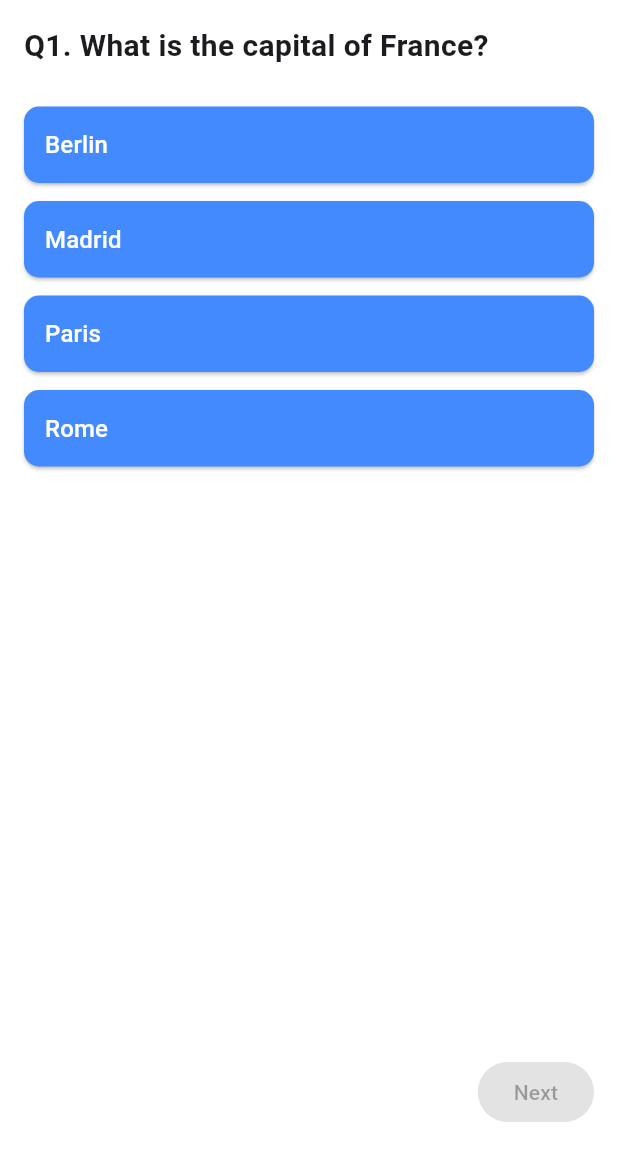
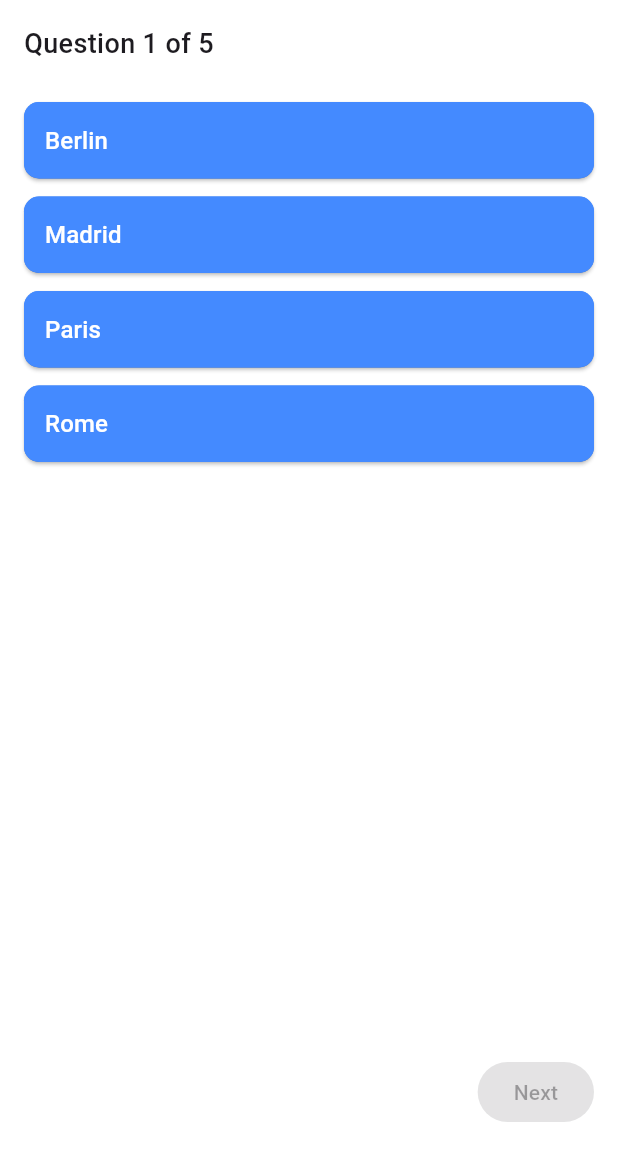
Before and after one commit to TarekLotfy30/assignment-module, a Flutter app: the AssignmentView screen opened by its route, on a phone screen of 412 x 824 dp, the part 84-1236 px from its top. Run offline on Flutter 3.47's test engine with Material 3 defaults, Android fonts, the phone set to English and light mode, and no system bars; our stand-ins replace get.

Commit message:
Refactors assignment flow to use GetX bindings

```diff
--- a/lib/app/assignment_app.dart
+++ b/lib/app/assignment_app.dart
@@ -1,6 +1,5 @@
 import 'package:assignment/core/routing/app_router.dart';
 import 'package:assignment/core/routing/routes_name.dart';
-import 'package:assignment/features/home/view/screen/home_view.dart';
 import 'package:flutter/material.dart';
 import 'package:get/get_navigation/src/root/get_material_app.dart';
 
--- /dev/null
+++ b/lib/core/bindings/assignment_binding.dart
@@ -0,0 +1,9 @@
+import 'package:assignment/features/assignment/controller/assignment_controller.dart';
+import 'package:get/get.dart';
+
+class AssignmentBinding extends Bindings {
+  @override
+  void dependencies() {
+    Get.put<AssignmentController>(AssignmentController());
+  }
+}
--- a/lib/core/routing/app_router.dart
+++ b/lib/core/routing/app_router.dart
@@ -1,3 +1,4 @@
+import 'package:assignment/core/bindings/assignment_binding.dart';
 import 'package:assignment/core/routing/routes_name.dart';
 import 'package:assignment/features/assignment/view/screen/assignment_view.dart';
 import 'package:assignment/features/assignment/view/screen/score_view.dart';
@@ -16,11 +17,12 @@ class AppRouter {
     GetPage(
       name: RoutesName.assignmentView,
       page: () => AssignmentView(),
+      binding: AssignmentBinding(),
       transition: Transition.fadeIn,
     ),
     GetPage(
       name: RoutesName.scoreView,
-      page: () => ScoreView(score: 0, total: 0),
+      page: () => ScoreView(),
       transition: Transition.fadeIn,
     ),
   ];
--- a/lib/core/routing/routes_name.dart
+++ b/lib/core/routing/routes_name.dart
@@ -1,5 +1,5 @@
 abstract final class RoutesName {
   static const String homeView = '/';
   static const String assignmentView = '/assignment';
-  static const String scoreView = '/submission';
+  static const String scoreView = '/score';
 }
--- a/lib/features/assignment/controller/assignment_controller.dart
+++ b/lib/features/assignment/controller/assignment_controller.dart
@@ -1,5 +1,5 @@
+import 'package:assignment/core/routing/routes_name.dart';
 import 'package:assignment/features/assignment/model/question_model.dart';
-import 'package:assignment/features/assignment/view/screen/score_view.dart';
 import 'package:get/get.dart';
 
 class AssignmentController extends GetxController {
@@ -7,6 +7,8 @@ class AssignmentController extends GetxController {
   int score = 0;
   bool isAnswered = false;
   int selectedAnswer = -1;
+
+  int get total => questions.length;
 
   void checkAnswer(int selectedIndex) {
     if (isAnswered) return; // prevent multiple answers
@@ -17,7 +19,7 @@ class AssignmentController extends GetxController {
     if (selectedIndex == questions[currentQuestionIndex].correctOptionIndex) {
       score++;
     }
-    update(); // 🔥 triggers GetBuilder rebuild
+    update(); // triggers GetBuilder rebuild
   }
 
   void nextQuestion() {
@@ -25,10 +27,10 @@ class AssignmentController extends GetxController {
       currentQuestionIndex++;
       isAnswered = false;
       selectedAnswer = -1;
-      update();
+      update(); // triggers GetBuilder rebuild
     } else {
-      // Quiz finished then Navigate to Result page
-      Get.off(() => ScoreView(score: score, total: questions.length));
+      // assignment finished go to score screen
+      Get.offNamed(RoutesName.scoreView);
     }
   }
 }
--- a/lib/features/assignment/view/screen/assignment_view.dart
+++ b/lib/features/assignment/view/screen/assignment_view.dart
@@ -1,13 +1,9 @@
-import 'package:assignment/features/assignment/controller/assignment_controller.dart';
 import 'package:assignment/features/assignment/view/widgets/assignment_view_body.dart';
 import 'package:flutter/material.dart';
-import 'package:get/get.dart';
 
 // translate-me-ignore-all-file
 class AssignmentView extends StatelessWidget {
-  AssignmentView({super.key});
-
-  final AssignmentController controller = Get.put(AssignmentController());
+  const AssignmentView({super.key});
 
   @override
   Widget build(BuildContext context) {
@@ -20,7 +16,7 @@ class AssignmentView extends StatelessWidget {
         centerTitle: true,
         backgroundColor: Colors.blueAccent,
       ),
-      body: AssignmentViewBody(),
+      body: const AssignmentViewBody(),
     );
   }
 }
--- a/lib/features/assignment/view/screen/score_view.dart
+++ b/lib/features/assignment/view/screen/score_view.dart
@@ -1,13 +1,14 @@
+import 'package:assignment/features/assignment/controller/assignment_controller.dart';
 import 'package:flutter/material.dart';
+import 'package:get/get.dart';
 
+// translate-me-ignore-all-file
 class ScoreView extends StatelessWidget {
-  final int score;
-  final int total;
-
-  const ScoreView({super.key, required this.score, required this.total});
+  const ScoreView({super.key});
 
   @override
   Widget build(BuildContext context) {
+    final AssignmentController controller = Get.find<AssignmentController>();
     return Scaffold(
       appBar: AppBar(
         title: const Text('Score', style: TextStyle(color: Colors.white)),
@@ -16,7 +17,7 @@ class ScoreView extends StatelessWidget {
       ),
       body: Center(
         child: Text(
-          "You scored $score out of $total 🎉",
+          "You scored ${controller.score} out of ${controller.total} 🎉",
           style: const TextStyle(fontSize: 22, fontWeight: FontWeight.bold),
           textAlign: TextAlign.center,
         ),
--- a/lib/features/assignment/view/widgets/assignment_view_body.dart
+++ b/lib/features/assignment/view/widgets/assignment_view_body.dart
@@ -1,3 +1,5 @@
+import 'dart:developer';
+
 import 'package:assignment/features/assignment/controller/assignment_controller.dart';
 import 'package:flutter/material.dart';
 import 'package:get/get.dart';
@@ -9,31 +11,42 @@ class AssignmentViewBody extends StatelessWidget {
 
   @override
   Widget build(BuildContext context) {
-    return GetBuilder<AssignmentController>(
-      init: AssignmentController(),
-      builder: (controller) {
-        final question = questions[controller.currentQuestionIndex];
-
     return Padding(
       padding: const EdgeInsets.all(16),
       child: Column(
         crossAxisAlignment: CrossAxisAlignment.start,
         children: [
           // Question text
-              Text(
-                "Q${controller.currentQuestionIndex + 1}. ${question.questionText}",
+          GetBuilder<AssignmentController>(
+            builder: (controller) {
+              log("rebuilt the question text widget");
+              return Text(
+                "Question ${controller.currentQuestionIndex + 1} of ${questions.length}",
                 style: const TextStyle(
-                  fontSize: 20,
-                  fontWeight: FontWeight.bold,
+                  fontSize: 18,
+                  fontWeight: FontWeight.w500,
                 ),
+              );
+            },
           ),
+
           const SizedBox(height: 20),
 
           // Options
-              ...List.generate(question.options.length, (index) {
-                final option = question.options[index];
+          GetBuilder<AssignmentController>(
+            builder: (controller) {
+              log("rebuilt the options widget");
+              return Column(
+                children: List.generate(
+                  questions[controller.currentQuestionIndex].options.length,
+                  (index) {
+                    final option = questions[controller.currentQuestionIndex]
+                        .options[index];
                     final isSelected = controller.selectedAnswer == index;
-                final isCorrect = index == question.correctOptionIndex;
+                    final isCorrect =
+                        index ==
+                        questions[controller.currentQuestionIndex]
+                            .correctOptionIndex;
 
                     Color getColor() {
                       if (!controller.isAnswered) return Colors.blueAccent;
@@ -45,6 +58,12 @@ class AssignmentViewBody extends StatelessWidget {
 
                     return Container(
                       margin: const EdgeInsets.symmetric(vertical: 6),
+                      width: double.infinity,
+                      decoration: BoxDecoration(
+                        color: Colors.blueAccent,
+                        borderRadius: BorderRadius.circular(10),
+                      ),
+
                       child: ElevatedButton(
                         style: ElevatedButton.styleFrom(
                           backgroundColor: getColor(),
@@ -66,12 +85,19 @@ class AssignmentViewBody extends StatelessWidget {
                         ),
                       ),
                     );
-              }),
+                  },
+                ),
+              );
+            },
+          ),
 
           const Spacer(),
 
           // Next button
-              Align(
+          GetBuilder<AssignmentController>(
+            builder: (controller) {
+              log("rebuilt the next button widget");
+              return Align(
                 alignment: Alignment.centerRight,
                 child: ElevatedButton(
                   onPressed: controller.isAnswered
@@ -83,11 +109,11 @@ class AssignmentViewBody extends StatelessWidget {
                         : "Next",
                   ),
                 ),
+              );
+            },
           ),
         ],
       ),
     );
-      },
-    );
   }
 }
```
Lines whose indentation alone changed are shown as unchanged.
